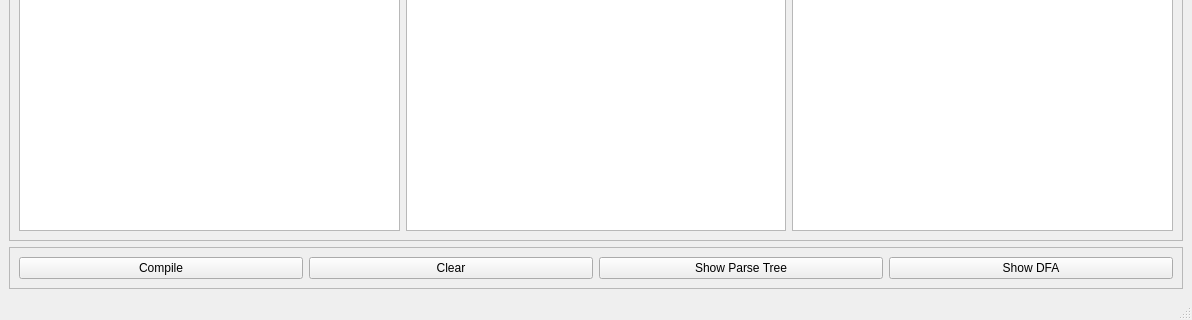
Qt form src/Compiler_gui.ui (mourra950/Compilers) before a commit; both pictures show x 0 to 1192 and y 378 to 698 of the 1192 by 698 pixel window.
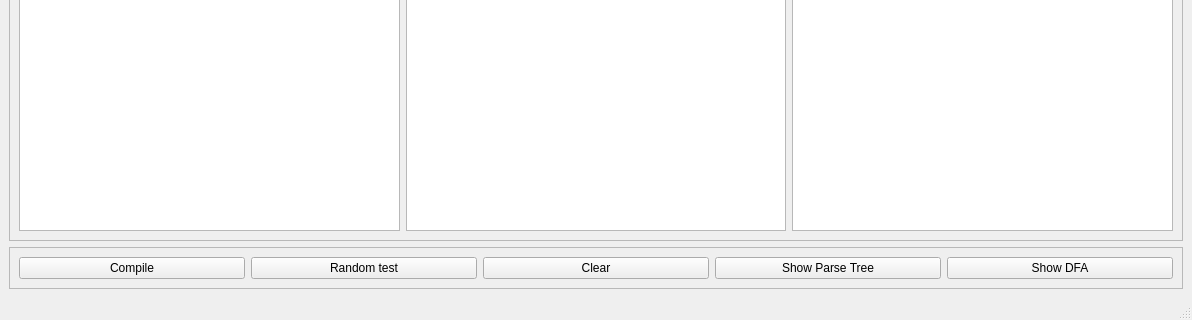
The same form after that commit.

Commit message: random generated test

```diff
--- a/src/Compiler_gui.ui
+++ b/src/Compiler_gui.ui
@@ -102,6 +102,13 @@
            </property>
           </widget>
          </item>
+         <item>
+          <widget class="QPushButton" name="testbutton">
+           <property name="text">
+            <string>Random test</string>
+           </property>
+          </widget>
+         </item>
          <item>
           <widget class="QPushButton" name="Clear_button">
            <property name="text">
```
Left out of the diff: 4 changed lines with no effect on the pictures. The commit also changes 1 other file.
